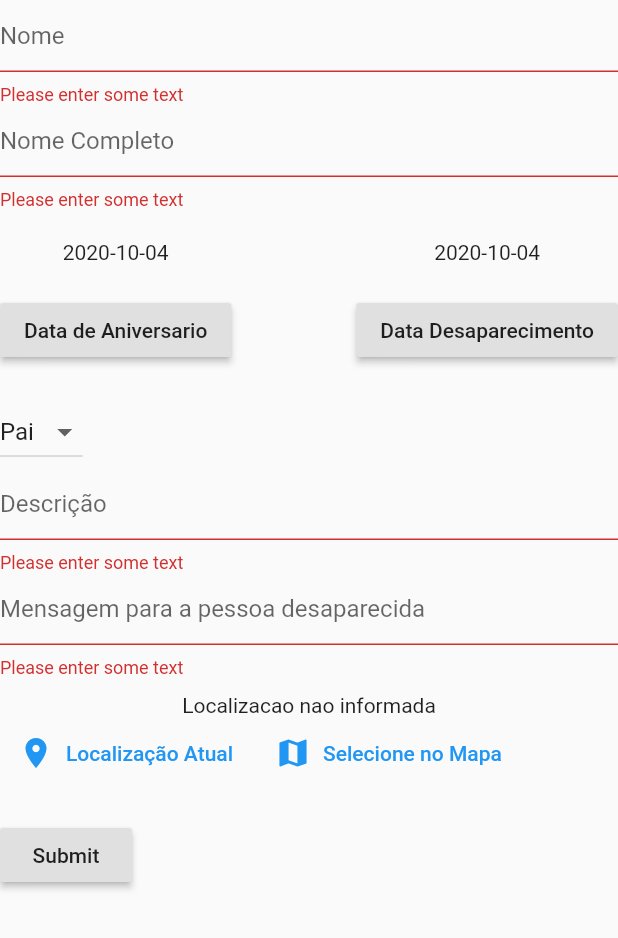
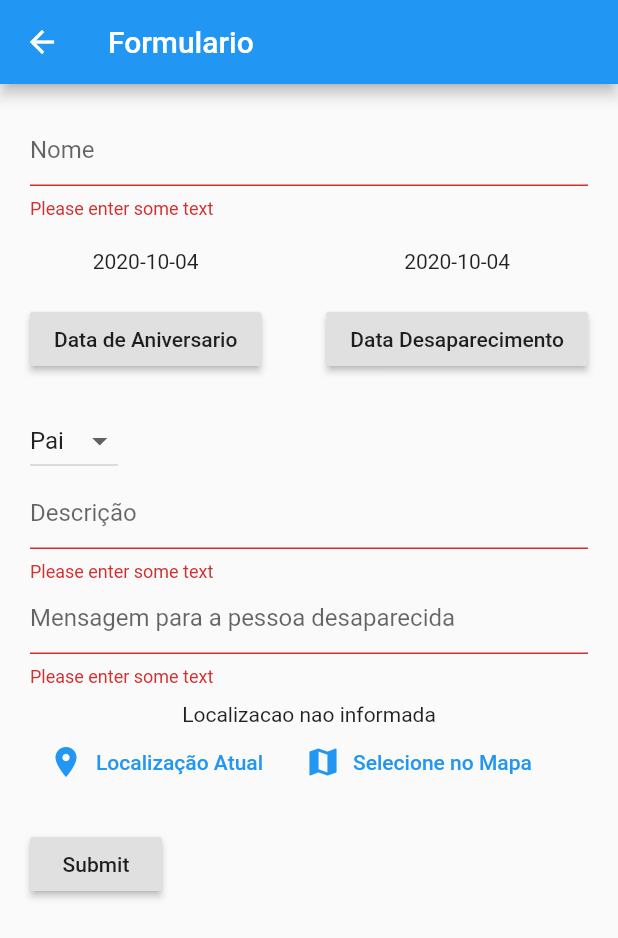
Before and after one commit to joaofavara/missing-finder-flutter, a Flutter app: the FormularioComponent screen opened directly, after a tap on "Submit", on a phone screen of 412 x 824 dp. Shown: the top 938 px of the screen. Run offline on Flutter 3.47's test engine with Material 2 defaults, Android fonts, the phone set to English and light mode, and no system bars; our stand-ins replace google_maps_flutter, location.

Commit message:
refactor: refazendo o formulario e tela inicial

```diff
--- a/lib/screen/formulario.dart
+++ b/lib/screen/formulario.dart
@@ -9,40 +9,13 @@ import 'package:location/location.dart';
 
 
 /// This Widget is the main application widget.
-class Formulario extends StatelessWidget {
-  @override
-  Widget build(BuildContext context) {
-    return Scaffold(
-      appBar: AppBar(title: Text('Formulario')),
-      body: new SingleChildScrollView(
-        child: new Container(
-          margin: new EdgeInsets.all(15.0),
-          child: new Form(
-            // key: _formKey,
-            // autovalidate: _validate,
-            child: FormularioComponent(),
-          ),
-        ),
-      ),
-    );
-  }
-}
-
-class FormularioComponent extends StatefulWidget {
-
-  @override
-  _FormularioComponent createState() => _FormularioComponent();
-}
-
-
-/// This is the stateless widget that the main application instantiates.
 class _FormularioComponent extends State<FormularioComponent> {
   final _formKey = GlobalKey<FormState>();
   final bool validate = false;
 
   DateTime dataDoDesaparecimento = DateTime.now();
   DateTime dataDeAniversario = DateTime.now();
-  List parentescos = ['Pai', 'Avó', 'Mãe', 'Avô'];
+  List parentescos = ['Pai', 'Avó', 'Mãe', 'Avô', 'Tio', 'Tia', 'Filho', 'Filha'];
   int parentesco = 0;
   String nome = '';
   String nomeCompleto = '';
@@ -57,7 +30,7 @@ class _FormularioComponent extends State<FormularioComponent> {
     var _latitude = locData.latitude.toString();
     var _longitude = locData.longitude.toString();
 
-    final staticMapImageUrl = 'https://maps.googleapis.com/maps/api/staticmap?center=$_latitude,$_longitude&zoom=13&size=600x300&maptype=roadmap&markers=color:blue%7Clabel:S%7C$_latitude,$_longitude&key=?';
+    final staticMapImageUrl = 'https://maps.googleapis.com/maps/api/staticmap?center=$_latitude,$_longitude&zoom=13&size=600x300&maptype=roadmap&markers=color:blue%7Clabel:S%7C$_latitude,$_longitude&key=';
 
     setState(() {
       _previewImageUrl = staticMapImageUrl;
@@ -76,7 +49,7 @@ class _FormularioComponent extends State<FormularioComponent> {
     var _latitude = selectedLocation.latitude.toString();
     var _longitude = selectedLocation.longitude.toString();
 
-    final staticMapImageUrl = 'https://maps.googleapis.com/maps/api/staticmap?center=$_latitude,$_longitude&zoom=13&size=600x300&maptype=roadmap&markers=color:blue%7Clabel:S%7C$_latitude,$_longitude&key=?';
+    final staticMapImageUrl = 'https://maps.googleapis.com/maps/api/staticmap?center=$_latitude,$_longitude&zoom=13&size=600x300&maptype=roadmap&markers=color:blue%7Clabel:S%7C$_latitude,$_longitude&key=';
 
     setState(() {
       _previewImageUrl = staticMapImageUrl;
@@ -102,7 +75,7 @@ class _FormularioComponent extends State<FormularioComponent> {
     final DateTime picked = await showDatePicker(
           context: context,
           initialDate: dataDeAniversario,
-          firstDate: DateTime(2015, 8),
+          firstDate: DateTime(1900, 1),
           lastDate: DateTime(2101)
         );
         if (picked != null && picked != dataDeAniversario)
@@ -113,9 +86,14 @@ class _FormularioComponent extends State<FormularioComponent> {
 
   @override
   Widget build(BuildContext context) {
-          return Form(
+    return Scaffold(
+      appBar: AppBar(title: Text('Formulario')),
+      body: Form(
         key: _formKey,
-            child: Column(
+        child: ListView(
+          padding: const EdgeInsets.all(20.0),
+          children: <Widget>[
+            Column(
               crossAxisAlignment: CrossAxisAlignment.start,
               children: <Widget>[
                 TextFormField(
@@ -133,18 +111,18 @@ class _FormularioComponent extends State<FormularioComponent> {
                     return null;
                   }
                 ),
-                TextFormField(
-                  decoration: const InputDecoration(
-                    hintText: 'Nome Completo',
-                  ),
-                  validator: (value) {
-                    if (value.isEmpty) {
-                      return 'Please enter some text';
-                    }
-                    nomeCompleto = value;
-                    return null;
-                  }
-                ),
+                // TextFormField(
+                //   decoration: const InputDecoration(
+                //     hintText: 'Nome Completo',
+                //   ),
+                //   validator: (value) {
+                //     if (value.isEmpty) {
+                //       return 'Please enter some text';
+                //     }
+                //     nomeCompleto = value;
+                //     return null;
+                //   }
+                // ),
                 Row(
                   mainAxisAlignment: MainAxisAlignment.spaceBetween,
                   children: [
@@ -275,6 +253,15 @@ class _FormularioComponent extends State<FormularioComponent> {
                 ),
               ],
             ),
+          ],
+        ),
+      ),
     );
   }
 }
+
+class FormularioComponent extends StatefulWidget {
+
+  @override
+  _FormularioComponent createState() => _FormularioComponent();
+}
```
Also changed, not shown: lib/main.dart (+8 -5 lines). Lines whose indentation alone changed are shown as unchanged.
